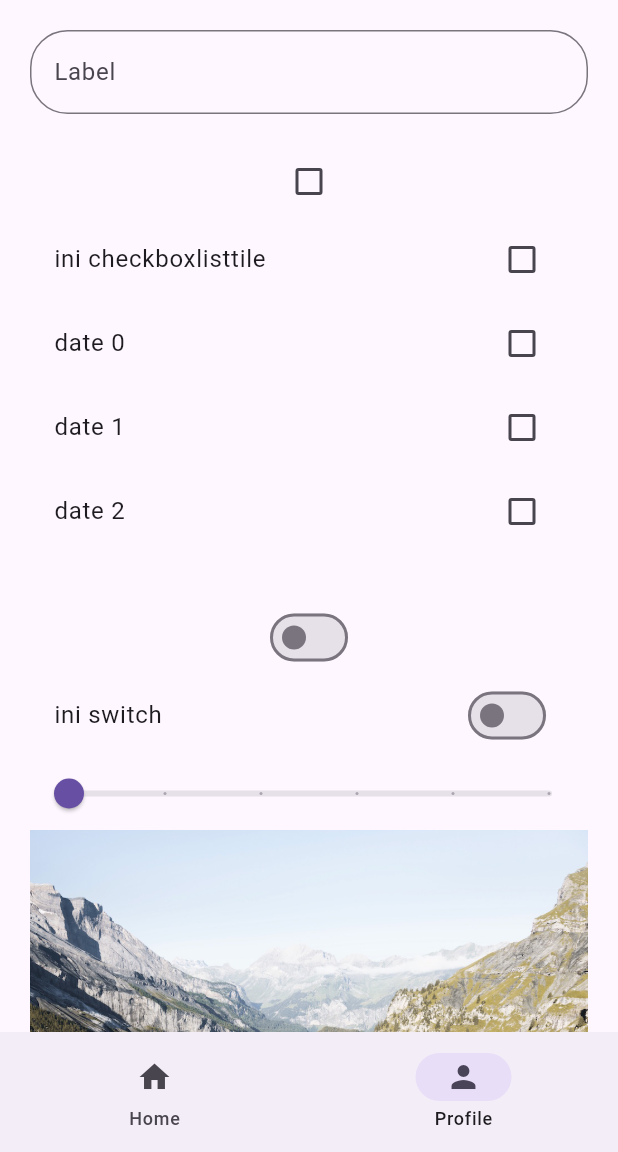
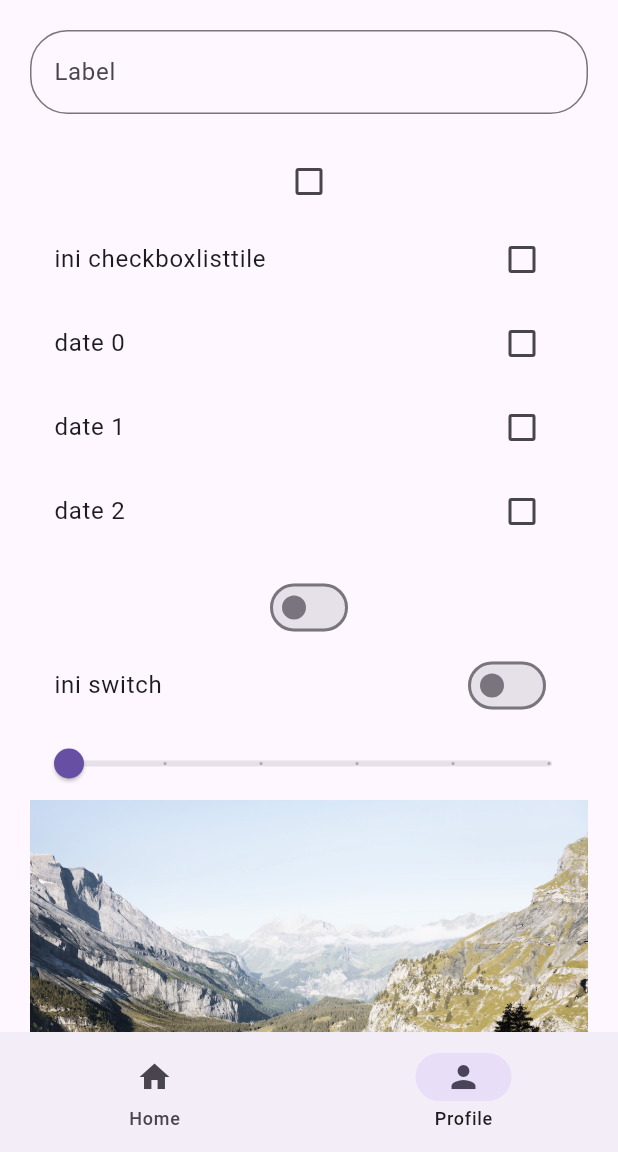
Before and after one commit to DWYOR091/belajar-flutter, a Flutter app: the screen it shows after launch, item 2 of the bottom bar chosen, on a phone screen of 412 x 824 dp, the part 84-1236 px from its top. Run offline on Flutter 3.47's test engine with Material 3 defaults, Android fonts, the phone set to English and light mode, and no system bars.

```diff
--- a/lib/views/pages/profile_page.dart
+++ b/lib/views/pages/profile_page.dart
@@ -72,12 +72,12 @@ class _ProfilePageState extends State<ProfilePage> {
             ),
             SizedBox(
               //jika listview ingin scroll sendiri pake expanded atau flexible karena jika dibungkus paka SingleeChildScrollview akan jadi bunging kasih ukuran untuk childnya ;v
-              height: 200,
+              height: 180,
               child: ListView.builder(
-                shrinkWrap:
-                    true, //jika sudah dibungkan pake ini atau pakai sizebox agar ukurannya ttp
-                physics:
-                    NeverScrollableScrollPhysics(), //jika sudah dibungkan pake ini
+                // shrinkWrap:
+                //     true, //jika sudah dibungkan pake ini atau pakai sizebox agar ukurannya ttp
+                // physics:
+                //     NeverScrollableScrollPhysics(), //jika sudah dibungkan pake ini
                 itemCount: 3,
                 itemBuilder: (BuildContext context, int index) {
                   return CheckboxListTile(
@@ -119,8 +119,13 @@ class _ProfilePageState extends State<ProfilePage> {
                     print(value);
                   });
                 }),
-            Image.asset("assets/images/lake.jpg"),
-            Image.asset("assets/images/lake.jpg"),
+            GestureDetector(
+              //fungsi gestureDetection memberikan agar gambar bisa di tap atau apapun
+              child: Image.asset("assets/images/lake.jpg"),
+              onTap: () {
+                print("gambar di tap");
+              },
+            ),
           ],
         ),
       ),
```
